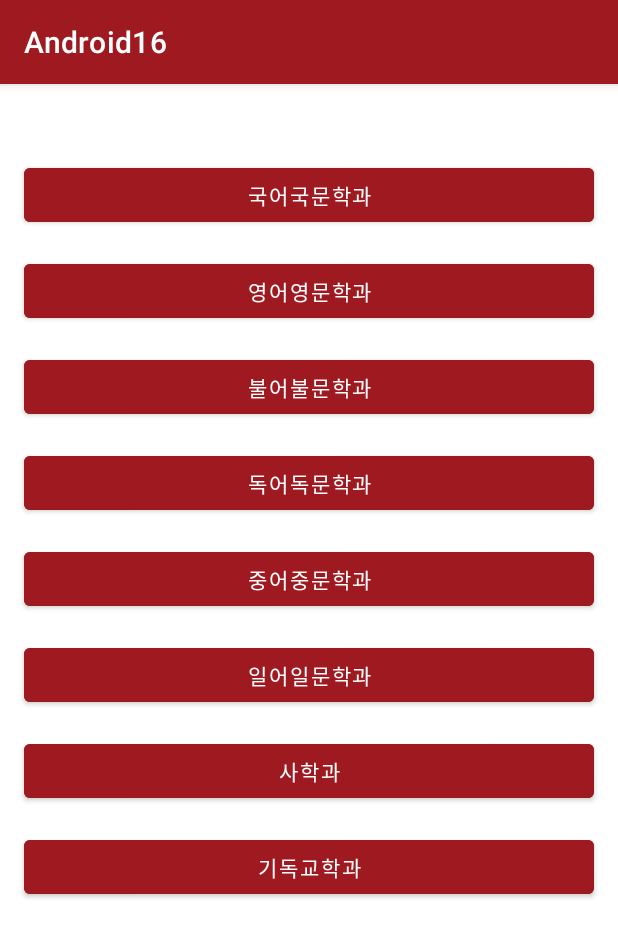
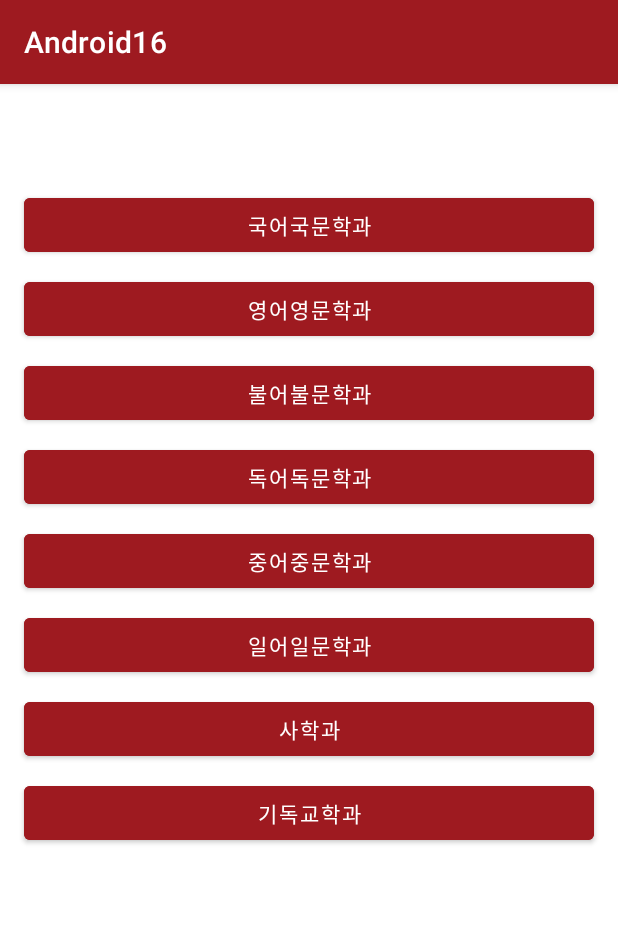
Before and after one commit to whitecastle20/Android16, an Android app: the Humanities screen opened directly, with no data from a screen before it, on a phone screen of 412 x 824 dp. Shown: the top 937 px of the screen. Run offline under Robolectric (Android 15) with nearby library versions, the phone set to English and light mode, and no system bars.

Commit message:
Humanities & Social Sciences xml

```diff
--- a/app/src/main/res/layout/activity_humanities.xml
+++ b/app/src/main/res/layout/activity_humanities.xml
@@ -11,7 +11,7 @@
         android:layout_width="0dp"
         android:layout_height="wrap_content"
         android:layout_marginStart="16dp"
-        android:layout_marginTop="50dp"
+        android:layout_marginTop="70dp"
         android:layout_marginEnd="16dp"
         android:backgroundTint="#9E1A20"
         android:text="국어국문학과"
@@ -25,7 +25,7 @@
         android:layout_width="0dp"
         android:layout_height="wrap_content"
         android:layout_marginStart="16dp"
-        android:layout_marginTop="16dp"
+        android:layout_marginTop="8dp"
         android:layout_marginEnd="16dp"
         android:backgroundTint="#9E1A20"
         android:text="불어불문학과"
@@ -38,7 +38,7 @@
         android:layout_width="0dp"
         android:layout_height="wrap_content"
         android:layout_marginStart="16dp"
-        android:layout_marginTop="16dp"
+        android:layout_marginTop="8dp"
         android:layout_marginEnd="16dp"
         android:backgroundTint="#9E1A20"
         android:text="중어중문학과"
@@ -52,7 +52,7 @@
         android:layout_width="0dp"
         android:layout_height="wrap_content"
         android:layout_marginStart="16dp"
-        android:layout_marginTop="16dp"
+        android:layout_marginTop="8dp"
         android:layout_marginEnd="16dp"
         android:backgroundTint="#9E1A20"
         android:text="일어일문학과"
@@ -65,7 +65,7 @@
         android:layout_width="0dp"
         android:layout_height="wrap_content"
         android:layout_marginStart="16dp"
-        android:layout_marginTop="16dp"
+        android:layout_marginTop="8dp"
         android:layout_marginEnd="16dp"
         android:backgroundTint="#9E1A20"
         android:text="사학과"
@@ -78,7 +78,7 @@
         android:layout_width="0dp"
         android:layout_height="wrap_content"
         android:layout_marginStart="16dp"
-        android:layout_marginTop="16dp"
+        android:layout_marginTop="8dp"
         android:layout_marginEnd="16dp"
         android:backgroundTint="#9E1A20"
         android:text="독어독문학과"
@@ -91,7 +91,7 @@
         android:layout_width="0dp"
         android:layout_height="wrap_content"
         android:layout_marginStart="16dp"
-        android:layout_marginTop="16dp"
+        android:layout_marginTop="8dp"
         android:layout_marginEnd="16dp"
         android:backgroundTint="#9E1A20"
         android:text="기독교학과"
@@ -104,7 +104,7 @@
         android:layout_width="0dp"
         android:layout_height="wrap_content"
         android:layout_marginStart="16dp"
-        android:layout_marginTop="16dp"
+        android:layout_marginTop="8dp"
         android:layout_marginEnd="16dp"
         android:backgroundTint="#9E1A20"
         android:text="영어영문학과"
```
Also changed, not shown: app/src/main/res/layout/activity_social_sciences.xml (+8 -8 lines).
